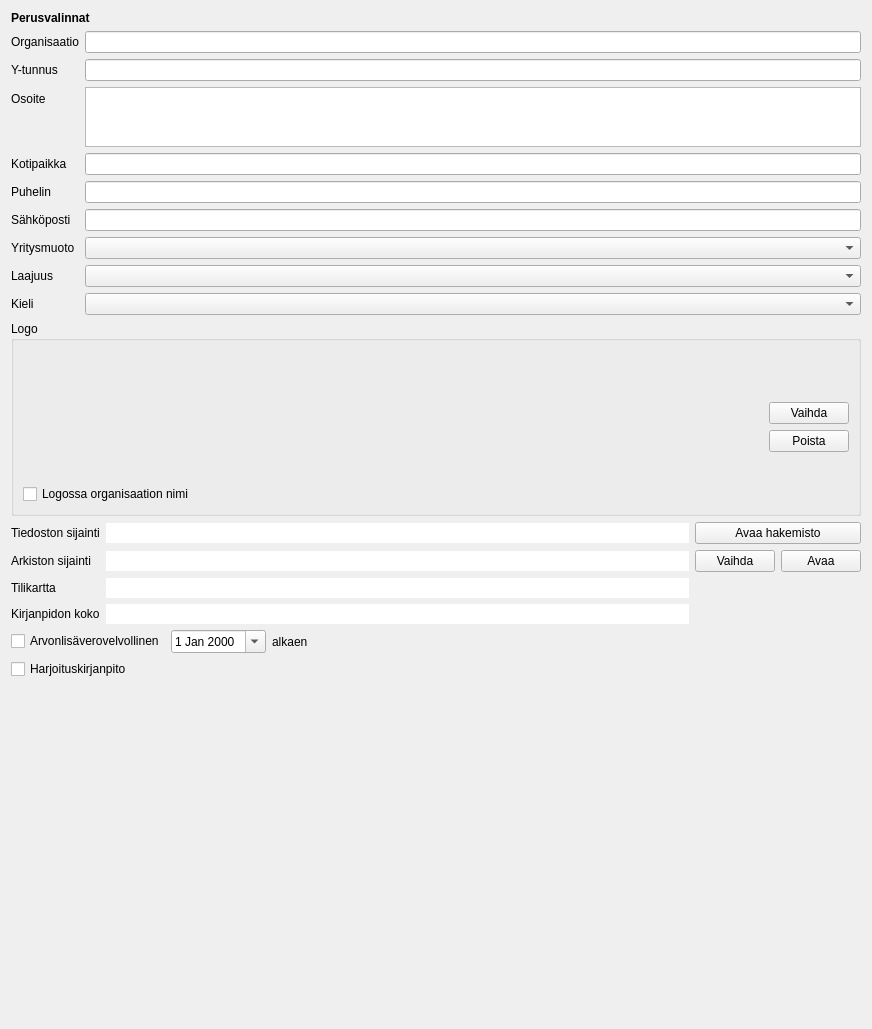
Qt form kitsas/maaritys/perusvalinnat.ui (artoh/kitupiikki) before a commit.
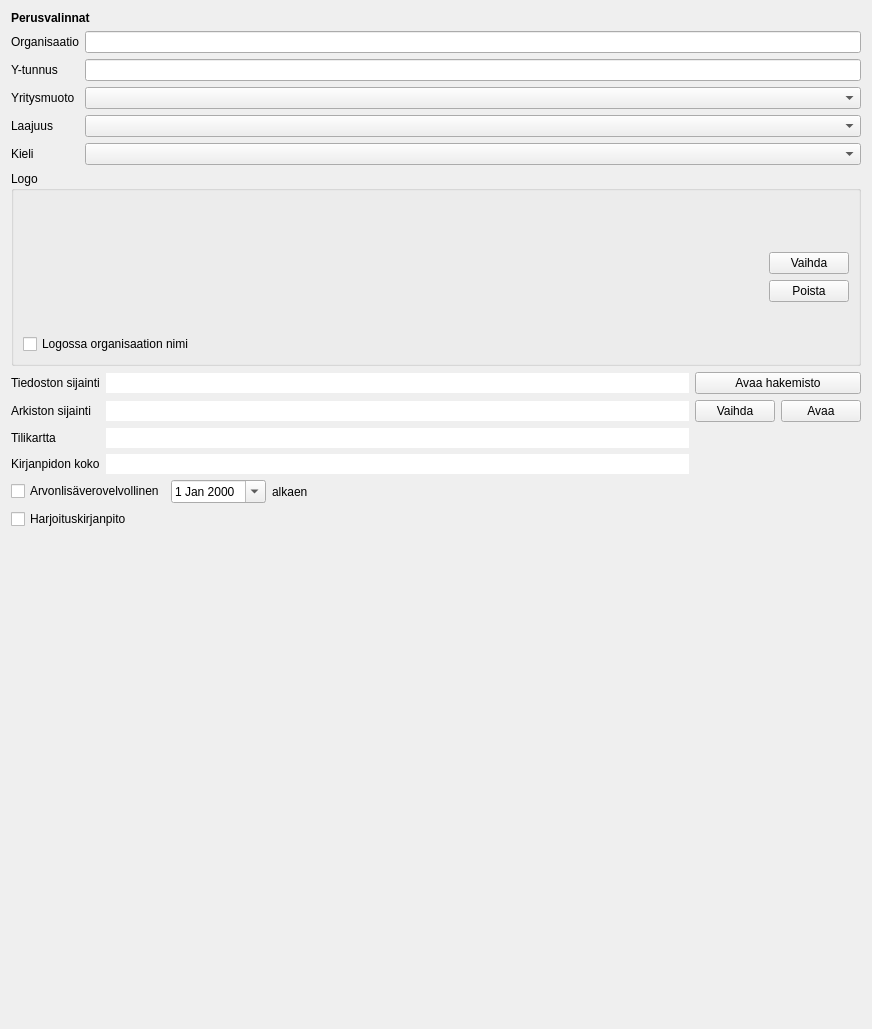
The same form after that commit. Icons and pictures are not drawn.

The edit to the form file:
```diff
--- a/kitsas/maaritys/perusvalinnat.ui
+++ b/kitsas/maaritys/perusvalinnat.ui
@@ -58,97 +58,13 @@
       </widget>
      </item>
      <item row="2" column="0">
-      <widget class="QLabel" name="label_4">
-       <property name="text">
-        <string>Osoite</string>
-       </property>
-       <property name="buddy">
-        <cstring>osoiteEdit</cstring>
-       </property>
-      </widget>
-     </item>
-     <item row="2" column="1">
-      <widget class="QTextEdit" name="osoiteEdit">
-       <property name="maximumSize">
-        <size>
-         <width>16777215</width>
-         <height>60</height>
-        </size>
-       </property>
-       <property name="tabChangesFocus">
-        <bool>true</bool>
-       </property>
-       <property name="html">
-        <string>&lt;!DOCTYPE HTML PUBLIC &quot;-//W3C//DTD HTML 4.0//EN&quot; &quot;http://www.w3.org/TR/REC-html40/strict.dtd&quot;&gt;
-&lt;html&gt;&lt;head&gt;&lt;meta name=&quot;qrichtext&quot; content=&quot;1&quot; /&gt;&lt;style type=&quot;text/css&quot;&gt;
-p, li { white-space: pre-wrap; }
-&lt;/style&gt;&lt;/head&gt;&lt;body style=&quot; font-family:'Noto Sans'; font-size:10pt; font-weight:400; font-style:normal;&quot;&gt;
-&lt;p style=&quot;-qt-paragraph-type:empty; margin-top:0px; margin-bottom:0px; margin-left:0px; margin-right:0px; -qt-block-indent:0; text-indent:0px; font-family:'Sans Serif'; font-size:9pt;&quot;&gt;&lt;br /&gt;&lt;/p&gt;&lt;/body&gt;&lt;/html&gt;</string>
-       </property>
-       <property name="acceptRichText">
-        <bool>false</bool>
-       </property>
-       <property name="Asetus" stdset="0">
-        <string>Osoite</string>
-       </property>
-      </widget>
-     </item>
-     <item row="3" column="0">
-      <widget class="QLabel" name="label_5">
-       <property name="text">
-        <string>Kotipaikka</string>
-       </property>
-       <property name="buddy">
-        <cstring>kotipaikkaEdit</cstring>
-       </property>
-      </widget>
-     </item>
-     <item row="3" column="1">
-      <widget class="QLineEdit" name="kotipaikkaEdit">
-       <property name="Asetus" stdset="0">
-        <string>Kotipaikka</string>
-       </property>
-      </widget>
-     </item>
-     <item row="4" column="0">
-      <widget class="QLabel" name="label_6">
-       <property name="text">
-        <string>Puhelin</string>
-       </property>
-       <property name="buddy">
-        <cstring>puhelinEdit</cstring>
-       </property>
-      </widget>
-     </item>
-     <item row="4" column="1">
-      <widget class="QLineEdit" name="puhelinEdit">
-       <property name="Asetus" stdset="0">
-        <string>Puhelin</string>
-       </property>
-      </widget>
-     </item>
-     <item row="5" column="0">
-      <widget class="QLabel" name="label_9">
-       <property name="text">
-        <string>Sähköposti</string>
-       </property>
-      </widget>
-     </item>
-     <item row="5" column="1">
-      <widget class="QLineEdit" name="sahkopostiEdit">
-       <property name="Asetus" stdset="0">
-        <string>Email</string>
-       </property>
-      </widget>
-     </item>
-     <item row="6" column="0">
       <widget class="QLabel" name="muotoLabel">
        <property name="text">
         <string>Yritysmuoto</string>
        </property>
       </widget>
      </item>
-     <item row="6" column="1">
+     <item row="2" column="1">
       <widget class="QComboBox" name="muotoCombo">
        <property name="Asetus" stdset="0">
         <string>muoto</string>
@@ -158,14 +74,14 @@
        </property>
       </widget>
      </item>
-     <item row="7" column="0">
+     <item row="3" column="0">
       <widget class="QLabel" name="label_10">
        <property name="text">
         <string>Laajuus</string>
        </property>
       </widget>
      </item>
-     <item row="7" column="1">
+     <item row="3" column="1">
       <widget class="QComboBox" name="laajuusCombo">
        <property name="Asetus" stdset="0">
         <string>laajuus</string>
@@ -175,14 +91,14 @@
        </property>
       </widget>
      </item>
-     <item row="8" column="0">
+     <item row="4" column="0">
       <widget class="QLabel" name="label_11">
        <property name="text">
         <string>Kieli</string>
        </property>
       </widget>
      </item>
-     <item row="8" column="1">
+     <item row="4" column="1">
       <widget class="QComboBox" name="kieliCombo">
        <property name="Asetus" stdset="0">
         <string>kieli</string>
```
Left out of the diff: 3 changed lines with no effect on the pictures.
